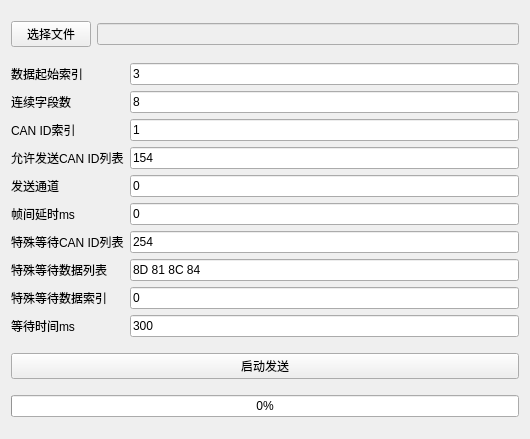
This is can_log_sender_window/can_log_sender_window.ui in aron566/EOL_CAN_Tool as Qt 5 draws it before an edit. The edited form follows.
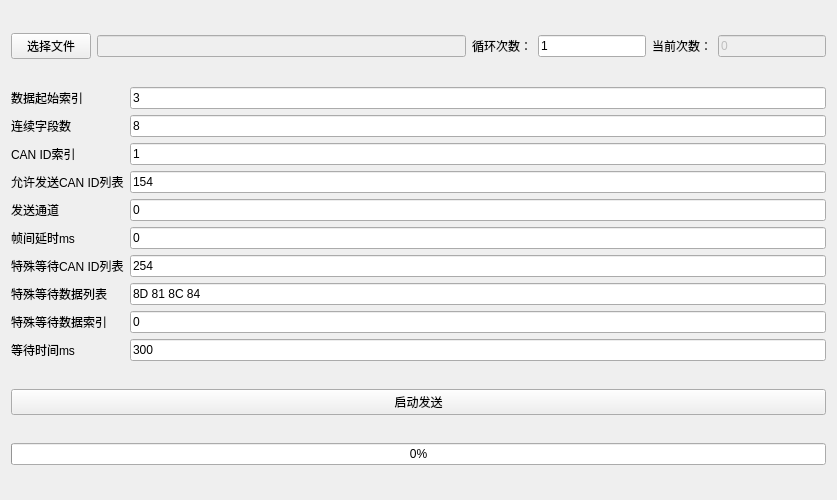
This is the edited form.

Commit message: <feat>: <增加回灌次数设置>

```diff
--- a/can_log_sender_window/can_log_sender_window.ui
+++ b/can_log_sender_window/can_log_sender_window.ui
@@ -6,15 +6,82 @@
    <rect>
     <x>0</x>
     <y>0</y>
-    <width>530</width>
-    <height>439</height>
+    <width>837</width>
+    <height>500</height>
    </rect>
   </property>
+  <property name="sizePolicy">
+   <sizepolicy hsizetype="Preferred" vsizetype="Fixed">
+    <horstretch>0</horstretch>
+    <verstretch>0</verstretch>
+   </sizepolicy>
+  </property>
   <property name="windowTitle">
    <string>Form</string>
   </property>
   <layout class="QGridLayout" name="gridLayout">
-   <item row="1" column="0" colspan="3">
+   <item row="0" column="0">
+    <layout class="QHBoxLayout" name="horizontalLayout_2">
+     <item>
+      <widget class="QPushButton" name="set_file_pushButton">
+       <property name="text">
+        <string>选择文件</string>
+       </property>
+      </widget>
+     </item>
+     <item>
+      <widget class="QLineEdit" name="file_name_lineEdit">
+       <property name="enabled">
+        <bool>false</bool>
+       </property>
+      </widget>
+     </item>
+     <item>
+      <widget class="QLabel" name="circle_label">
+       <property name="text">
+        <string>循环次数：</string>
+       </property>
+      </widget>
+     </item>
+     <item>
+      <widget class="QLineEdit" name="circle_lineEdit">
+       <property name="sizePolicy">
+        <sizepolicy hsizetype="Preferred" vsizetype="Fixed">
+         <horstretch>0</horstretch>
+         <verstretch>0</verstretch>
+        </sizepolicy>
+       </property>
+       <property name="text">
+        <string>1</string>
+       </property>
+      </widget>
+     </item>
+     <item>
+      <widget class="QLabel" name="current_circle_label">
+       <property name="text">
+        <string>当前次数：</string>
+       </property>
+      </widget>
+     </item>
+     <item>
+      <widget class="QLineEdit" name="current_circle_lineEdit">
+       <property name="enabled">
+        <bool>false</bool>
+       </property>
+       <property name="sizePolicy">
+        <sizepolicy hsizetype="Preferred" vsizetype="Fixed">
+         <horstretch>0</horstretch>
+         <verstretch>0</verstretch>
+        </sizepolicy>
+       </property>
+       <property name="text">
+        <string>0</string>
+       </property>
+      </widget>
+     </item>
+    </layout>
+   </item>
+   <item row="1" column="0">
     <layout class="QHBoxLayout" name="horizontalLayout">
      <item>
       <layout class="QVBoxLayout" name="verticalLayout">
@@ -166,34 +233,20 @@
      </item>
     </layout>
    </item>
-   <item row="0" column="0" colspan="2">
-    <widget class="QPushButton" name="set_file_pushButton">
+   <item row="2" column="0">
+    <widget class="QPushButton" name="start_pushButton">
      <property name="text">
-      <string>选择文件</string>
+      <string>启动发送</string>
      </property>
     </widget>
    </item>
-   <item row="0" column="2">
-    <widget class="QLineEdit" name="file_name_lineEdit">
-     <property name="enabled">
-      <bool>false</bool>
-     </property>
-    </widget>
-   </item>
-   <item row="3" column="0" colspan="3">
+   <item row="3" column="0">
     <widget class="QProgressBar" name="send_progressBar">
      <property name="value">
       <number>0</number>
      </property>
     </widget>
    </item>
-   <item row="2" column="0" colspan="3">
-    <widget class="QPushButton" name="start_pushButton">
-     <property name="text">
-      <string>启动发送</string>
-     </property>
-    </widget>
-   </item>
   </layout>
  </widget>
  <resources/>
```
The commit also changes 3 other files.
